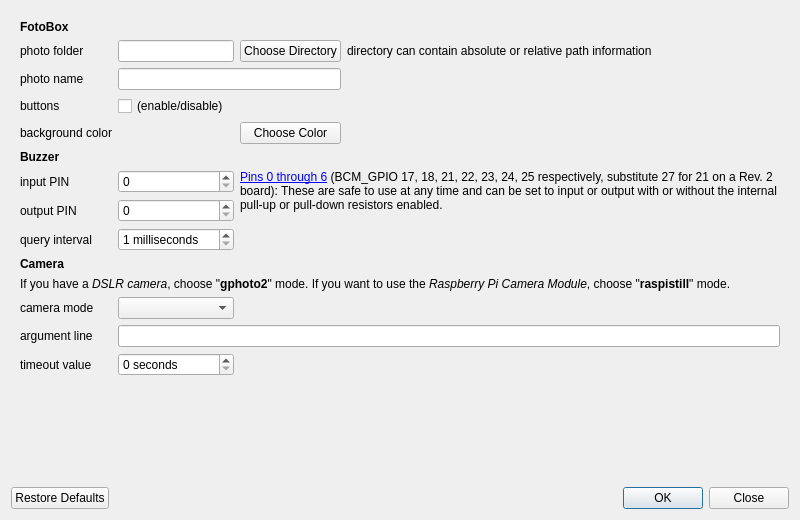
Old version of the form preferences.ui in the repository tomikais/fotobox.
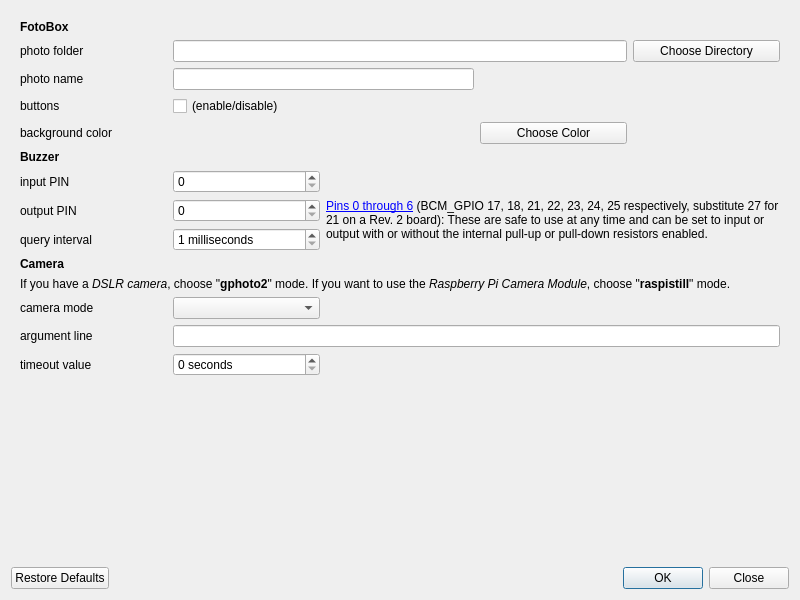
New version of the form.

```diff
--- a/preferences.ui
+++ b/preferences.ui
@@ -8,7 +8,7 @@
     <x>0</x>
     <y>0</y>
     <width>800</width>
-    <height>520</height>
+    <height>600</height>
    </rect>
   </property>
   <property name="mouseTracking">
@@ -35,7 +35,7 @@
         <x>0</x>
         <y>0</y>
         <width>776</width>
-        <height>487</height>
+        <height>536</height>
        </rect>
       </property>
       <property name="mouseTracking">
@@ -44,44 +44,7 @@
       <layout class="QVBoxLayout" name="verticalLayout_2">
        <item>
         <layout class="QGridLayout" name="gridLayout">
-         <item row="0" column="0" colspan="2">
-          <widget class="QLabel" name="lblGeneral">
-           <property name="font">
-            <font>
-             <weight>75</weight>
-             <bold>true</bold>
-            </font>
-           </property>
-           <property name="text">
-            <string>FotoBox</string>
-           </property>
-          </widget>
-         </item>
-         <item row="8" column="1">
-          <widget class="QSpinBox" name="spbOutputPin">
-           <property name="maximum">
-            <number>40</number>
-           </property>
-          </widget>
-         </item>
-         <item row="13" column="1" colspan="3">
-          <widget class="QLineEdit" name="txtArgumentLine">
-           <property name="clearButtonEnabled">
-            <bool>true</bool>
-           </property>
-          </widget>
-         </item>
-         <item row="5" column="0">
-          <widget class="QLabel" name="lblBackground">
-           <property name="text">
-            <string>background color</string>
-           </property>
-           <property name="buddy">
-            <cstring>btnChooseColor</cstring>
-           </property>
-          </widget>
-         </item>
-         <item row="14" column="0">
+         <item row="13" column="0">
           <widget class="QLabel" name="lblTimeout">
            <property name="text">
             <string>timeout value</string>
@@ -91,123 +54,20 @@
            </property>
           </widget>
          </item>
-         <item row="14" column="1">
-          <widget class="QSpinBox" name="spbTimout">
-           <property name="suffix">
-            <string> seconds</string>
-           </property>
-          </widget>
-         </item>
-         <item row="4" column="0">
-          <widget class="QLabel" name="lblButtons">
-           <property name="text">
-            <string>buttons</string>
-           </property>
-           <property name="buddy">
-            <cstring>chbButtons</cstring>
-           </property>
-          </widget>
-         </item>
-         <item row="7" column="1">
-          <widget class="QSpinBox" name="spbInputPin">
-           <property name="maximum">
-            <number>40</number>
-           </property>
-          </widget>
-         </item>
-         <item row="4" column="1">
-          <widget class="QCheckBox" name="chbButtons">
-           <property name="text">
-            <string>(enable/disable)</string>
-           </property>
-          </widget>
-         </item>
-         <item row="12" column="1">
-          <widget class="QComboBox" name="cmbCameraMode"/>
-         </item>
-         <item row="9" column="0">
-          <widget class="QLabel" name="lblQueryInterval">
-           <property name="text">
-            <string>query interval</string>
-           </property>
-           <property name="buddy">
-            <cstring>spbQueryInterval</cstring>
-           </property>
-          </widget>
-         </item>
-         <item row="5" column="2">
-          <widget class="QPushButton" name="btnChooseColor">
-           <property name="text">
-            <string>Choose Color</string>
-           </property>
-          </widget>
-         </item>
-         <item row="5" column="1">
-          <widget class="QLineEdit" name="txtShowColor">
-           <property name="enabled">
-            <bool>false</bool>
-           </property>
-           <property name="sizePolicy">
-            <sizepolicy hsizetype="Minimum" vsizetype="Fixed">
-             <horstretch>0</horstretch>
-             <verstretch>0</verstretch>
-            </sizepolicy>
-           </property>
-           <property name="focusPolicy">
-            <enum>Qt::NoFocus</enum>
-           </property>
-           <property name="frame">
-            <bool>false</bool>
-           </property>
-           <property name="readOnly">
-            <bool>true</bool>
-           </property>
-          </widget>
-         </item>
-         <item row="7" column="0">
-          <widget class="QLabel" name="lblInputPin">
-           <property name="text">
-            <string>input PIN</string>
-           </property>
-           <property name="buddy">
-            <cstring>spbInputPin</cstring>
-           </property>
-          </widget>
-         </item>
-         <item row="12" column="2" colspan="2">
-          <widget class="QLabel" name="lblCameraModeInfo">
-           <property name="styleSheet">
-            <string notr="true">QLabel { color : red; }</string>
-           </property>
-           <property name="wordWrap">
-            <bool>true</bool>
-           </property>
-          </widget>
-         </item>
-         <item row="11" column="0" colspan="4">
-          <widget class="QLabel" name="lblCameraInfo">
-           <property name="text">
-            <string>&lt;html&gt;&lt;head/&gt;&lt;body&gt;&lt;p&gt;If you have a &lt;span style=&quot; font-style:italic;&quot;&gt;DSLR camera&lt;/span&gt;, choose &amp;quot;&lt;span style=&quot; font-weight:600;&quot;&gt;gphoto2&lt;/span&gt;&amp;quot; mode. If you want to use the &lt;span style=&quot; font-style:italic;&quot;&gt;Raspberry Pi Camera Module&lt;/span&gt;, choose &amp;quot;&lt;span style=&quot; font-weight:600;&quot;&gt;raspistill&lt;/span&gt;&amp;quot; mode.&lt;/p&gt;&lt;/body&gt;&lt;/html&gt;</string>
-           </property>
-           <property name="wordWrap">
-            <bool>true</bool>
-           </property>
-          </widget>
-         </item>
-         <item row="2" column="1">
-          <widget class="QLineEdit" name="txtPhotoFolder">
-           <property name="sizePolicy">
-            <sizepolicy hsizetype="Minimum" vsizetype="Fixed">
-             <horstretch>0</horstretch>
-             <verstretch>0</verstretch>
-            </sizepolicy>
-           </property>
-           <property name="readOnly">
-            <bool>true</bool>
-           </property>
-          </widget>
-         </item>
          <item row="12" column="0">
+          <widget class="QLabel" name="lblArgumentLine">
+           <property name="text">
+            <string>argument line</string>
+           </property>
+           <property name="buddy">
+            <cstring>txtArgumentLine</cstring>
+           </property>
+          </widget>
+         </item>
+         <item row="11" column="1">
+          <widget class="QComboBox" name="cmbCameraMode"/>
+         </item>
+         <item row="11" column="0">
           <widget class="QLabel" name="lblCameraMode">
            <property name="text">
             <string>camera mode</string>
@@ -217,7 +77,7 @@
            </property>
           </widget>
          </item>
-         <item row="10" column="0" colspan="2">
+         <item row="9" column="0">
           <widget class="QLabel" name="lblCamera">
            <property name="font">
             <font>
@@ -230,63 +90,7 @@
            </property>
           </widget>
          </item>
-         <item row="0" column="3">
-          <spacer name="horizontalSpacer">
-           <property name="orientation">
-            <enum>Qt::Horizontal</enum>
-           </property>
-           <property name="sizeHint" stdset="0">
-            <size>
-             <width>0</width>
-             <height>0</height>
-            </size>
-           </property>
-          </spacer>
-         </item>
-         <item row="13" column="0">
-          <widget class="QLabel" name="lblArgumentLine">
-           <property name="text">
-            <string>argument line</string>
-           </property>
-           <property name="buddy">
-            <cstring>txtArgumentLine</cstring>
-           </property>
-          </widget>
-         </item>
-         <item row="6" column="0" colspan="2">
-          <widget class="QLabel" name="lblBuzzer">
-           <property name="font">
-            <font>
-             <weight>75</weight>
-             <bold>true</bold>
-            </font>
-           </property>
-           <property name="text">
-            <string>Buzzer</string>
-           </property>
-          </widget>
-         </item>
-         <item row="2" column="0">
-          <widget class="QLabel" name="lblPhotoFolder">
-           <property name="text">
-            <string>photo folder</string>
-           </property>
-           <property name="buddy">
-            <cstring>txtPhotoFolder</cstring>
-           </property>
-          </widget>
-         </item>
-         <item row="8" column="0">
-          <widget class="QLabel" name="lblOutputPin">
-           <property name="text">
-            <string>output PIN</string>
-           </property>
-           <property name="buddy">
-            <cstring>spbOutputPin</cstring>
-           </property>
-          </widget>
-         </item>
-         <item row="9" column="1">
+         <item row="8" column="1">
           <widget class="QSpinBox" name="spbQueryInterval">
            <property name="accelerated">
             <bool>true</bool>
@@ -302,14 +106,108 @@
            </property>
           </widget>
          </item>
-         <item row="3" column="0">
+         <item row="8" column="0">
+          <widget class="QLabel" name="lblQueryInterval">
+           <property name="text">
+            <string>query interval</string>
+           </property>
+           <property name="buddy">
+            <cstring>spbQueryInterval</cstring>
+           </property>
+          </widget>
+         </item>
+         <item row="7" column="1">
+          <widget class="QSpinBox" name="spbOutputPin">
+           <property name="maximum">
+            <number>40</number>
+           </property>
+          </widget>
+         </item>
+         <item row="7" column="0">
+          <widget class="QLabel" name="lblOutputPin">
+           <property name="text">
+            <string>output PIN</string>
+           </property>
+           <property name="buddy">
+            <cstring>spbOutputPin</cstring>
+           </property>
+          </widget>
+         </item>
+         <item row="6" column="1">
+          <widget class="QSpinBox" name="spbInputPin">
+           <property name="maximum">
+            <number>40</number>
+           </property>
+          </widget>
+         </item>
+         <item row="6" column="0">
+          <widget class="QLabel" name="lblInputPin">
+           <property name="text">
+            <string>input PIN</string>
+           </property>
+           <property name="buddy">
+            <cstring>spbInputPin</cstring>
+           </property>
+          </widget>
+         </item>
+         <item row="1" column="0">
+          <widget class="QLabel" name="lblPhotoFolder">
+           <property name="text">
+            <string>photo folder</string>
+           </property>
+           <property name="buddy">
+            <cstring>txtPhotoFolder</cstring>
+           </property>
+          </widget>
+         </item>
+         <item row="4" column="0">
+          <widget class="QLabel" name="lblBackground">
+           <property name="text">
+            <string>background color</string>
+           </property>
+           <property name="buddy">
+            <cstring>btnChooseColor</cstring>
+           </property>
+          </widget>
+         </item>
+         <item row="2" column="0">
           <widget class="QLabel" name="lblPhotoName">
            <property name="text">
             <string>photo name</string>
            </property>
           </widget>
          </item>
-         <item row="3" column="1" colspan="2">
+         <item row="5" column="0">
+          <widget class="QLabel" name="lblBuzzer">
+           <property name="font">
+            <font>
+             <weight>75</weight>
+             <bold>true</bold>
+            </font>
+           </property>
+           <property name="text">
+            <string>Buzzer</string>
+           </property>
+          </widget>
+         </item>
+         <item row="3" column="0">
+          <widget class="QLabel" name="lblButtons">
+           <property name="text">
+            <string>buttons</string>
+           </property>
+           <property name="buddy">
+            <cstring>chbButtons</cstring>
+           </property>
+          </widget>
+         </item>
+         <item row="3" column="1">
+          <widget class="QCheckBox" name="chbButtons">
+           <property name="text">
+            <string>(enable/disable)</string>
+           </property>
+          </widget>
+         </item>
+         <item row="2" column="1" colspan="2">
           <widget class="QLineEdit" name="txtPhotoName">
            <property name="sizePolicy">
             <sizepolicy hsizetype="Minimum" vsizetype="Fixed">
@@ -319,7 +217,31 @@
            </property>
           </widget>
          </item>
-         <item row="7" column="2" rowspan="3" colspan="2">
+         <item row="13" column="1">
+          <widget class="QSpinBox" name="spbTimout">
+           <property name="suffix">
+            <string> seconds</string>
+           </property>
+          </widget>
+         </item>
+         <item row="1" column="4">
+          <widget class="QPushButton" name="btnChooseDirectory">
+           <property name="text">
+            <string>Choose Directory</string>
+           </property>
+          </widget>
+         </item>
+         <item row="1" column="1" colspan="3">
+          <widget class="QLineEdit" name="txtPhotoFolder">
+           <property name="focusPolicy">
+            <enum>Qt::ClickFocus</enum>
+           </property>
+           <property name="readOnly">
+            <bool>true</bool>
+           </property>
+          </widget>
+         </item>
+         <item row="7" column="2" rowspan="2" colspan="3">
           <widget class="QLabel" name="lbl_pinInfo">
            <property name="text">
             <string>&lt;html&gt;&lt;head/&gt;&lt;body&gt;&lt;p&gt;&lt;a href=&quot;http://wiringpi.com/wp-content/uploads/2013/03/pins.pdf&quot;&gt;&lt;span style=&quot; text-decoration: underline; color:#0000ff;&quot;&gt;Pins 0 through 6&lt;/span&gt;&lt;/a&gt; (BCM_GPIO 17, 18,  21, 22, 23, 24, 25 respectively, substitute 27 for 21 on a Rev. 2 board): These are safe to use at any time and can be set to input or output with or without the internal pull-up or pull-down resistors enabled.&lt;/p&gt;&lt;/body&gt;&lt;/html&gt;</string>
@@ -332,20 +254,66 @@
            </property>
           </widget>
          </item>
-         <item row="2" column="3">
-          <widget class="QLabel" name="lblPhotoFolderInfo">
+         <item row="10" column="0" colspan="5">
+          <widget class="QLabel" name="lblCameraInfo">
            <property name="text">
-            <string>directory can contain absolute or relative path information</string>
+            <string>&lt;html&gt;&lt;head/&gt;&lt;body&gt;&lt;p&gt;If you have a &lt;span style=&quot; font-style:italic;&quot;&gt;DSLR camera&lt;/span&gt;, choose &amp;quot;&lt;span style=&quot; font-weight:600;&quot;&gt;gphoto2&lt;/span&gt;&amp;quot; mode. If you want to use the &lt;span style=&quot; font-style:italic;&quot;&gt;Raspberry Pi Camera Module&lt;/span&gt;, choose &amp;quot;&lt;span style=&quot; font-weight:600;&quot;&gt;raspistill&lt;/span&gt;&amp;quot; mode.&lt;/p&gt;&lt;/body&gt;&lt;/html&gt;</string>
            </property>
            <property name="wordWrap">
             <bool>true</bool>
            </property>
           </widget>
          </item>
-         <item row="2" column="2">
-          <widget class="QPushButton" name="btnChooseDirectory">
+         <item row="0" column="0">
+          <widget class="QLabel" name="lblGeneral">
+           <property name="font">
+            <font>
+             <weight>75</weight>
+             <bold>true</bold>
+            </font>
+           </property>
            <property name="text">
-            <string>Choose Directory</string>
+            <string>FotoBox</string>
+           </property>
+          </widget>
+         </item>
+         <item row="4" column="3">
+          <widget class="QPushButton" name="btnChooseColor">
+           <property name="text">
+            <string>Choose Color</string>
+           </property>
+          </widget>
+         </item>
+         <item row="4" column="1" colspan="2">
+          <widget class="QLineEdit" name="txtShowColor">
+           <property name="enabled">
+            <bool>false</bool>
+           </property>
+           <property name="focusPolicy">
+            <enum>Qt::NoFocus</enum>
+           </property>
+           <property name="frame">
+            <bool>false</bool>
+           </property>
+           <property name="readOnly">
+            <bool>true</bool>
+           </property>
+          </widget>
+         </item>
+         <item row="11" column="2" colspan="3">
+          <widget class="QLabel" name="lblCameraModeInfo">
+           <property name="styleSheet">
+            <string notr="true">QLabel { color : red; }</string>
+           </property>
+           <property name="wordWrap">
+            <bool>true</bool>
+           </property>
+          </widget>
+         </item>
+         <item row="12" column="1" colspan="4">
+          <widget class="QLineEdit" name="txtArgumentLine">
+           <property name="clearButtonEnabled">
+            <bool>true</bool>
            </property>
           </widget>
          </item>
```
Left out of the diff: 7 changed lines with no effect on the pictures.
